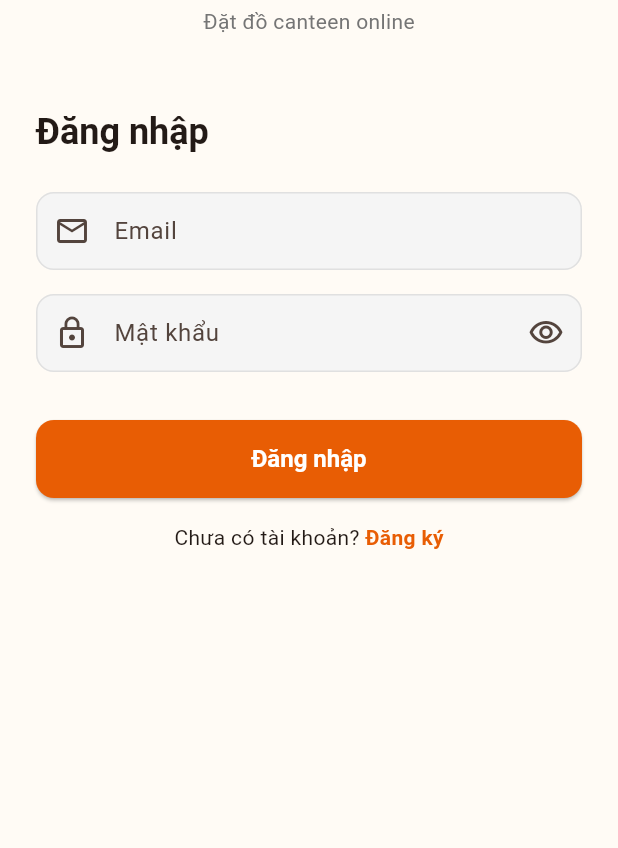
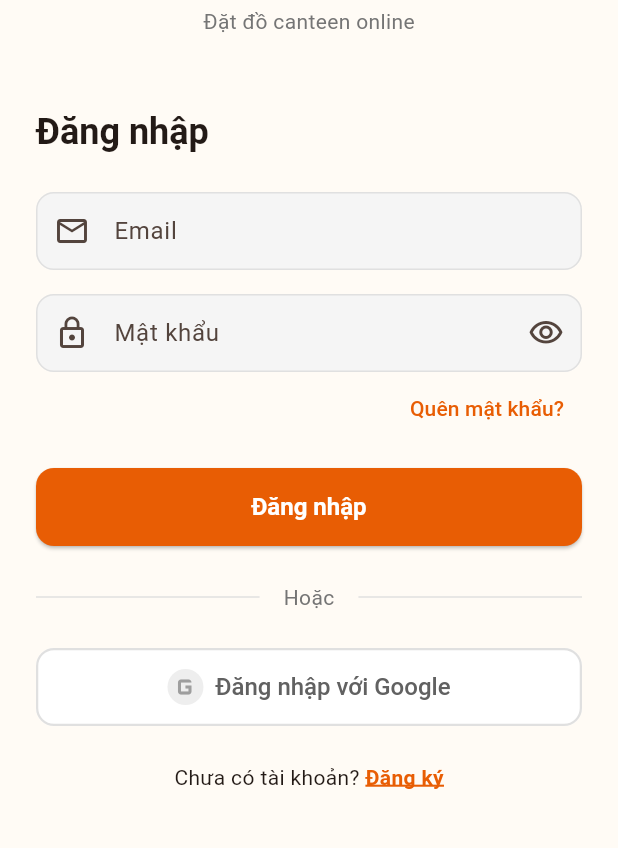
Before and after one commit to QuanNguyendz/fpteen, a Flutter app: the screen it shows after launch, on a phone screen of 412 x 824 dp, the part 306-1154 px from its top. Run offline on Flutter 3.47's test engine with Material 3 defaults, Android fonts, the light colour scheme and no system bars; our stand-ins replace cached_network_image, flutter_riverpod, go_router, google_sign_in, image_picker, qr_flutter and 2 more; missing offline and left inert: mobile_scanner; accounts and stored records are empty; network calls fail.

Commit message:
feat: add Google login and forgot password
- Add Google OAuth Web login
- Add forgot password flow
- Add reset password screen with deep link
- Configure AndroidManifest for deep links

```diff
--- a/lib/core/constants/app_constants.dart
+++ b/lib/core/constants/app_constants.dart
@@ -31,4 +31,6 @@ class AppConstants {
   static const String gatewayVnpay = 'vnpay';
   static const String gatewayMomo = 'momo';
   static const String gatewayZalopay = 'zalopay';
+
+  static const String googleWebClientId = '1001949644556-2lbr7i544mmrmctt0kb3jds97ub5jsnq.apps.googleusercontent.com';
 }
--- a/lib/core/router/app_router.dart
+++ b/lib/core/router/app_router.dart
@@ -10,6 +10,8 @@ import 'package:fpteen/features/admin/screens/store_management_screen.dart';
 import 'package:fpteen/features/auth/providers/auth_provider.dart';
 import 'package:fpteen/features/auth/screens/login_screen.dart';
 import 'package:fpteen/features/auth/screens/register_screen.dart';
+import 'package:fpteen/features/auth/screens/forgot_password_screen.dart';
+import 'package:fpteen/features/auth/screens/reset_password_screen.dart';
 import 'package:fpteen/features/canteen/screens/store_profile_screen.dart';
 import 'package:fpteen/features/checkout/screens/checkout_screen.dart';
 import 'package:fpteen/features/checkout/screens/continue_payment_screen.dart';
@@ -45,7 +47,17 @@ final routerProvider = Provider<GoRouter>((ref) {
 
       final isAuthenticated = auth.isAuthenticated;
       final loc = state.matchedLocation;
-      final isAuthRoute = loc == '/login' || loc == '/register';
+
+      // Handle Password Recovery Flow
+      if (auth.isRecoveringPassword) {
+        if (loc == '/reset-password') return null;
+        return '/reset-password';
+      }
+
+      final isAuthRoute = loc == '/login' ||
+          loc == '/register' ||
+          loc == '/forgot-password' ||
+          loc == '/reset-password';
 
       // Not authenticated → login
       if (!isAuthenticated && !isAuthRoute) return '/login';
@@ -81,18 +93,26 @@ final routerProvider = Provider<GoRouter>((ref) {
       GoRoute(
         path: '/login',
         pageBuilder: (ctx, state) =>
-            const NoTransitionPage(child: LoginScreen()),
+        const NoTransitionPage(child: LoginScreen()),
       ),
       GoRoute(
         path: '/register',
         builder: (ctx, state) => const RegisterScreen(),
+      ),
+      GoRoute(
+        path: '/forgot-password',
+        builder: (ctx, state) => const ForgotPasswordScreen(),
+      ),
+      GoRoute(
+        path: '/reset-password',
+        builder: (ctx, state) => const ResetPasswordScreen(),
       ),
 
       // ── Customer ──────────────────────────────────────────────────────────
       GoRoute(
         path: '/home',
         pageBuilder: (ctx, state) =>
-            const NoTransitionPage(child: HomeScreen()),
+        const NoTransitionPage(child: HomeScreen()),
         routes: [
           GoRoute(
             path: 'store/:storeId',
@@ -154,7 +174,7 @@ final routerProvider = Provider<GoRouter>((ref) {
       GoRoute(
         path: '/canteen',
         pageBuilder: (ctx, state) =>
-            const NoTransitionPage(child: CanteenOrderListScreen()),
+        const NoTransitionPage(child: CanteenOrderListScreen()),
         routes: [
           GoRoute(
             path: 'scan',
@@ -171,7 +191,7 @@ final routerProvider = Provider<GoRouter>((ref) {
               GoRoute(
                 path: 'add',
                 builder: (ctx, state) =>
-                    const AddEditMenuItemScreen(menuItem: null),
+                const AddEditMenuItemScreen(menuItem: null),
               ),
               GoRoute(
                 path: 'edit',
@@ -188,7 +208,7 @@ final routerProvider = Provider<GoRouter>((ref) {
       GoRoute(
         path: '/admin',
         pageBuilder: (ctx, state) =>
-            const NoTransitionPage(child: AdminDashboardScreen()),
+        const NoTransitionPage(child: AdminDashboardScreen()),
         routes: [
           GoRoute(
             path: 'stores',
--- a/lib/features/auth/screens/login_screen.dart
+++ b/lib/features/auth/screens/login_screen.dart
@@ -30,6 +30,10 @@ class _LoginScreenState extends ConsumerState<LoginScreen> {
         .signIn(_emailCtrl.text.trim(), _passwordCtrl.text);
   }
 
+  Future<void> _signInWithGoogle() async {
+    await ref.read(authNotifierProvider.notifier).signInWithGoogle();
+  }
+
   @override
   Widget build(BuildContext context) {
     final authState = ref.watch(authNotifierProvider);
@@ -43,6 +47,7 @@ class _LoginScreenState extends ConsumerState<LoginScreen> {
             backgroundColor: theme.colorScheme.error,
           ),
         );
+        ref.read(authNotifierProvider.notifier).clearError();
       }
     });
 
@@ -66,8 +71,11 @@ class _LoginScreenState extends ConsumerState<LoginScreen> {
                         color: theme.colorScheme.primary,
                         borderRadius: BorderRadius.circular(20),
                       ),
-                      child: const Icon(Icons.restaurant_menu,
-                          size: 44, color: Colors.white),
+                      child: const Icon(
+                        Icons.restaurant_menu,
+                        size: 44,
+                        color: Colors.white,
+                      ),
                     ),
                     const SizedBox(height: 16),
                     Text(
@@ -93,6 +101,7 @@ class _LoginScreenState extends ConsumerState<LoginScreen> {
                       ?.copyWith(fontWeight: FontWeight.w700),
                 ),
                 const SizedBox(height: 24),
+                // Email field
                 TextFormField(
                   controller: _emailCtrl,
                   keyboardType: TextInputType.emailAddress,
@@ -108,6 +117,7 @@ class _LoginScreenState extends ConsumerState<LoginScreen> {
                   },
                 ),
                 const SizedBox(height: 16),
+                // Password field
                 TextFormField(
                   controller: _passwordCtrl,
                   obscureText: _obscurePassword,
@@ -130,24 +140,92 @@ class _LoginScreenState extends ConsumerState<LoginScreen> {
                     return null;
                   },
                 ),
-                const SizedBox(height: 32),
+                // Forgot password link
+                Align(
+                  alignment: Alignment.centerRight,
+                  child: TextButton(
+                    onPressed: () => context.push('/forgot-password'),
+                    child: const Text('Quên mật khẩu?'),
+                  ),
+                ),
+                const SizedBox(height: 16),
+                // Login button
                 ElevatedButton(
                   onPressed: authState.isLoading ? null : _submit,
                   child: authState.isLoading
                       ? const SizedBox(
-                          height: 20,
-                          width: 20,
-                          child: CircularProgressIndicator(
-                              color: Colors.white, strokeWidth: 2),
-                        )
+                    height: 20,
+                    width: 20,
+                    child: CircularProgressIndicator(
+                        color: Colors.white, strokeWidth: 2),
+                  )
                       : const Text('Đăng nhập'),
                 ),
-                const SizedBox(height: 16),
+                const SizedBox(height: 24),
+                // Divider with "Hoặc"
+                Row(
+                  children: [
+                    Expanded(child: Divider(color: Colors.grey.shade300)),
+                    Padding(
+                      padding: const EdgeInsets.symmetric(horizontal: 16),
+                      child: Text(
+                        'Hoặc',
+                        style: TextStyle(color: Colors.grey.shade600),
+                      ),
+                    ),
+                    Expanded(child: Divider(color: Colors.grey.shade300)),
+                  ],
+                ),
+                const SizedBox(height: 24),
+                // Google Sign-In Button
+                OutlinedButton.icon(
+                  onPressed: authState.isLoading ? null : _signInWithGoogle,
+                  icon: Image.network(
+                    'https://www.gstatic.com/images/branding/googleg/2x/googleg_standard_color_128dp.png',
+                    height: 24,
+                    width: 24,
+                    errorBuilder: (context, error, stackTrace) => Container(
+                      height: 24,
+                      width: 24,
+                      decoration: BoxDecoration(
+                        color: Colors.grey.shade200,
+                        shape: BoxShape.circle,
+                      ),
+                      child: const Icon(
+                        Icons.g_mobiledata,
+                        color: Colors.grey,
+                        size: 24,
+                      ),
+                    ),
+                  ),
+                  label: Text(
+                    'Đăng nhập với Google',
+                    style: TextStyle(
+                      fontSize: 16,
+                      fontWeight: FontWeight.w500,
+                      color: Colors.grey.shade700,
+                    ),
+                  ),
+                  style: OutlinedButton.styleFrom(
+                    padding: const EdgeInsets.symmetric(vertical: 14),
+                    side: BorderSide(color: Colors.grey.shade300, width: 1.5),
+                    shape: RoundedRectangleBorder(
+                      borderRadius: BorderRadius.circular(12),
+                    ),
+                    backgroundColor: Colors.white,
+                    foregroundColor: Colors.black87,
+                    elevation: 0,
+                  ),
+                ),
+                const SizedBox(height: 24),
+                // Register link
                 Row(
                   mainAxisAlignment: MainAxisAlignment.center,
                   children: [
-                    Text('Chưa có tài khoản? ',
-                        style: theme.textTheme.bodyMedium),
+                    Text(
+                      'Chưa có tài khoản? ',
+                      style: theme.textTheme.bodyMedium,
+                    ),
                     GestureDetector(
                       onTap: () => context.go('/register'),
                       child: Text(
@@ -155,11 +233,15 @@ class _LoginScreenState extends ConsumerState<LoginScreen> {
                         style: theme.textTheme.bodyMedium?.copyWith(
                           color: theme.colorScheme.primary,
                           fontWeight: FontWeight.w600,
+                          decoration: TextDecoration.underline,
+                          decorationColor: theme.colorScheme.primary,
+                          decorationThickness: 2,
                         ),
                       ),
                     ),
                   ],
                 ),
+                const SizedBox(height: 16),
               ],
             ),
           ),
--- a/pubspec.yaml
+++ b/pubspec.yaml
@@ -14,6 +14,9 @@ dependencies:
 
   # Backend
   supabase_flutter: ^2.8.0
+
+  # Authentication
+  google_sign_in: ^6.2.2
 
   # State management
   flutter_riverpod: ^2.6.1
```
Also changed, not shown: lib/data/repositories/auth_repository.dart (+110 -2 lines), lib/features/auth/providers/auth_provider.dart (+62 -5 lines), lib/features/auth/screens/forgot_password_screen.dart (added, +109 -0 lines), lib/features/auth/screens/reset_password_screen.dart (added, +129 -0 lines), pubspec.lock, 2 other files.
